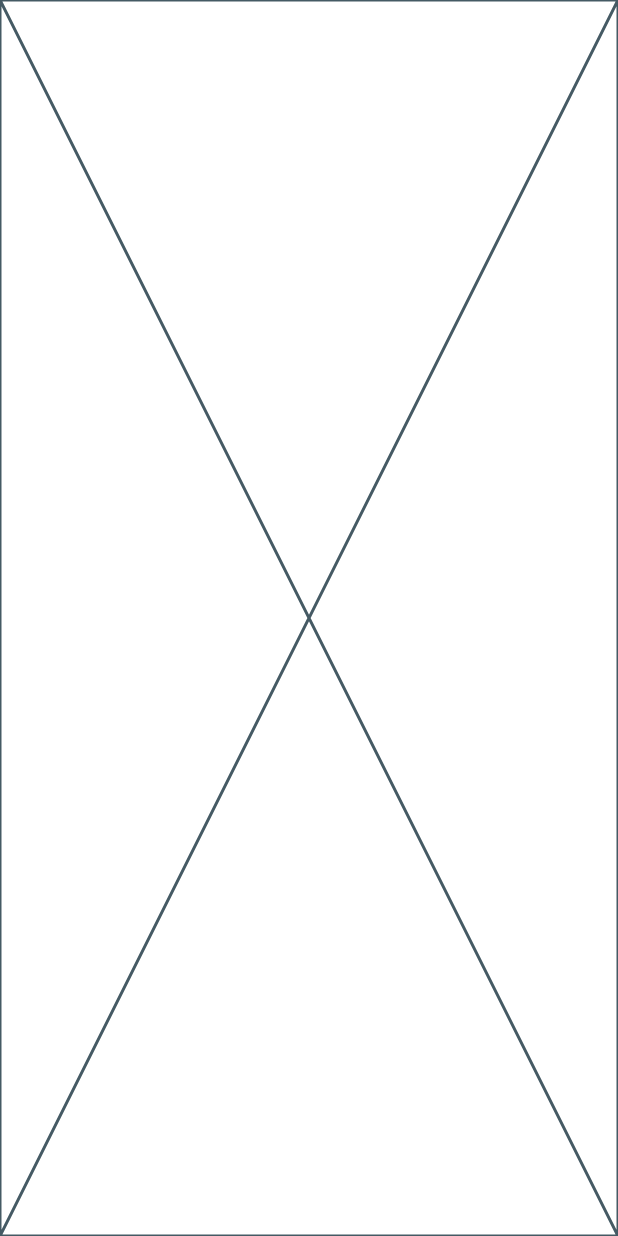
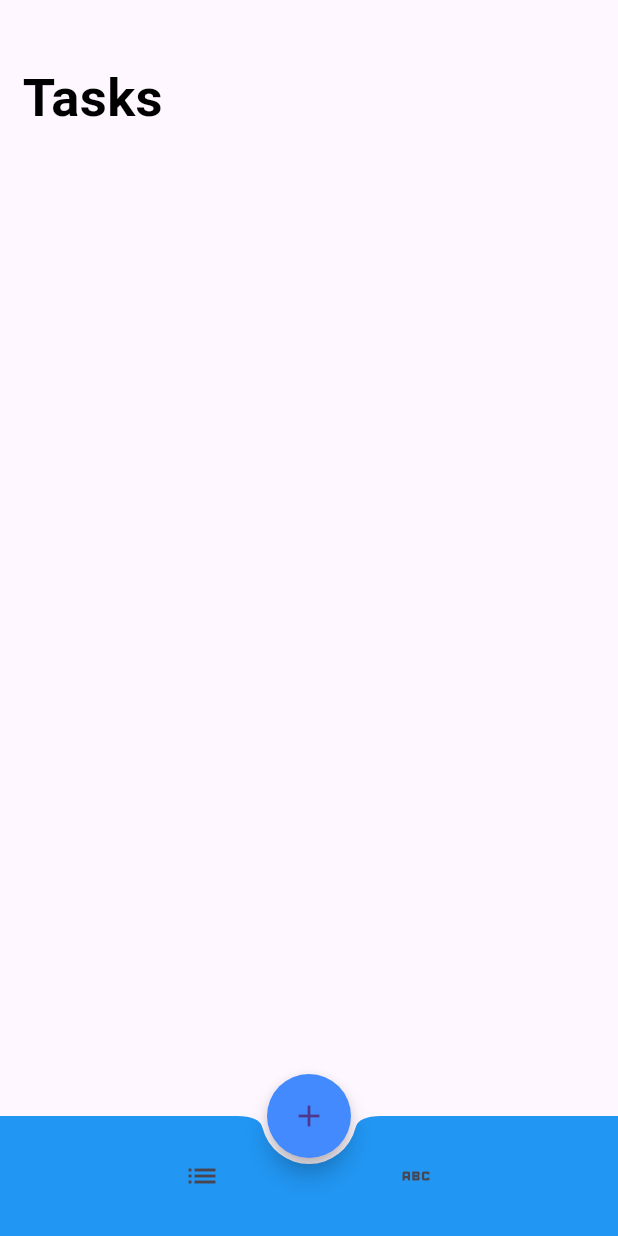
Before and after one commit to soufiyanelmansouri/todo_app, a Flutter app: the screen it shows after launch, on a phone screen of 412 x 824 dp. Run offline on Flutter 3.47's test engine with Material 3 defaults, Android fonts, the phone set to English and light mode, and no system bars.

Commit message:
Add bottom navigation bar for task navigation

```diff
--- a/lib/main.dart
+++ b/lib/main.dart
@@ -1,4 +1,6 @@
 import 'package:flutter/material.dart';
+
+import 'views/home_screen.dart';
 
 void main() {
   runApp(const MyApp());
@@ -9,6 +11,9 @@ class MyApp extends StatelessWidget {
 
   @override
   Widget build(BuildContext context) {
-    return const Placeholder();
+    return const MaterialApp(
+      debugShowCheckedModeBanner: false,
+      home: HomeScreen(),
+    );
   }
 }
--- a/lib/utils/constants.dart
+++ b/lib/utils/constants.dart
@@ -0,0 +1,19 @@
+import 'package:flutter/material.dart';
+
+class TextStyles {
+  static const TextStyle blackBold = TextStyle(
+    color: Colors.black,
+    fontWeight: FontWeight.w700,
+    fontSize: 35,
+  );
+
+  static const TextStyle blackSemiBold = TextStyle(
+    color: Colors.black,
+    fontWeight: FontWeight.w400, // Semi-bold
+  );
+
+  static const TextStyle blackNormal = TextStyle(
+    color: Colors.black,
+    fontWeight: FontWeight.normal,
+  );
+}
--- a/lib/views/home_screen.dart
+++ b/lib/views/home_screen.dart
@@ -0,0 +1,43 @@
+import 'package:flutter/material.dart';
+
+import '../utils/constants.dart';
+
+class HomeScreen extends StatelessWidget {
+  const HomeScreen({super.key});
+
+  @override
+  Widget build(BuildContext context) {
+    return Scaffold(
+      body: const Column(
+        children: [
+          Padding(
+            padding: EdgeInsets.symmetric(horizontal: 15, vertical: 40),
+            child: Text(
+              "Tasks",
+              style: TextStyles.blackBold,
+            ),
+          ),
+        ],
+      ),
+      floatingActionButtonLocation: FloatingActionButtonLocation.centerDocked,
+      extendBody: true,
+      floatingActionButton: FloatingActionButton(
+        shape: const CircleBorder(),
+        onPressed: () {},
+        backgroundColor: Colors.blueAccent,
+        child: const Icon(Icons.add),
+      ),
+      bottomNavigationBar: BottomAppBar(
+        color: Colors.blue,
+        shape: const CircularNotchedRectangle(),
+        child: Row(
+          mainAxisAlignment: MainAxisAlignment.spaceEvenly,
+          children: [
+            IconButton(onPressed: () {}, icon: const Icon(Icons.list)),
+            IconButton(onPressed: () {}, icon: const Icon(Icons.abc)),
+          ],
+        ),
+      ),
+    );
+  }
+}
```
